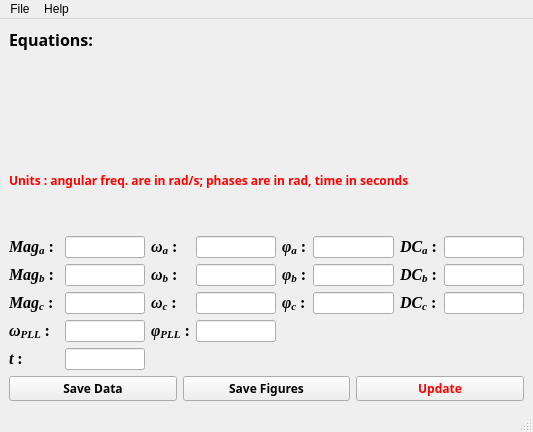
iruletheworld/Visualisaion-for-Symmetrical-Components-Fortescue-Clarke-Park, file symmGui.ui: the form before one commit.
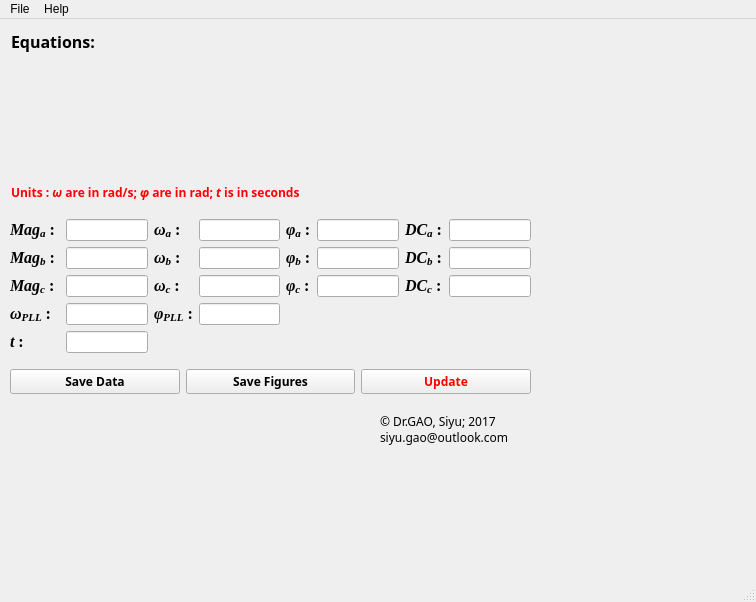
The form after the commit. Icons and pictures are not drawn.

The edit to the form file:
```diff
--- a/symmGui.ui
+++ b/symmGui.ui
@@ -6,14 +6,14 @@
    <rect>
     <x>0</x>
     <y>0</y>
-    <width>533</width>
-    <height>432</height>
+    <width>756</width>
+    <height>602</height>
    </rect>
   </property>
   <property name="minimumSize">
    <size>
     <width>533</width>
-    <height>432</height>
+    <height>500</height>
    </size>
   </property>
   <property name="maximumSize">
@@ -32,9 +32,15 @@
    <string>Symmetrical Components © Dr. GAO, Siyu</string>
   </property>
   <widget class="QWidget" name="centralwidget">
-   <layout class="QVBoxLayout" name="verticalLayout_2">
-    <item>
      <widget class="QLabel" name="lbl_equations">
+    <property name="geometry">
+     <rect>
+      <x>11</x>
+      <y>11</y>
+      <width>383</width>
+      <height>146</height>
+     </rect>
+    </property>
       <property name="font">
        <font>
         <family>Arial Unicode MS</family>
@@ -58,9 +64,15 @@
        <number>-1</number>
       </property>
      </widget>
-    </item>
-    <item>
      <widget class="QLabel" name="lbl_units">
+    <property name="geometry">
+     <rect>
+      <x>11</x>
+      <y>164</y>
+      <width>372</width>
+      <height>20</height>
+     </rect>
+    </property>
       <property name="font">
        <font>
         <family>Arial Unicode MS</family>
@@ -70,11 +82,40 @@
        </font>
       </property>
       <property name="text">
-       <string>&lt;html&gt;&lt;head/&gt;&lt;body&gt;&lt;p&gt;&lt;span style=&quot; color:#ff0000;&quot;&gt;Units : angular freq. are in rad/s; phases are in rad, time in seconds&lt;/span&gt;&lt;/p&gt;&lt;/body&gt;&lt;/html&gt;</string>
-      </property>
-     </widget>
-    </item>
-    <item>
+     <string>&lt;html&gt;&lt;head/&gt;&lt;body&gt;&lt;p&gt;&lt;span style=&quot; color:#ff0000;&quot;&gt;Units : &lt;/span&gt;&lt;span style=&quot; font-style:italic; color:#ff0000;&quot;&gt;ω&lt;/span&gt;&lt;span style=&quot; color:#ff0000;&quot;&gt; are in rad/s; &lt;/span&gt;&lt;span style=&quot; font-style:italic; color:#ff0000;&quot;&gt;φ&lt;/span&gt;&lt;span style=&quot; color:#ff0000;&quot;&gt; are in rad; &lt;/span&gt;&lt;span style=&quot; font-style:italic; color:#ff0000;&quot;&gt;t&lt;/span&gt;&lt;span style=&quot; color:#ff0000;&quot;&gt; is in seconds&lt;/span&gt;&lt;/p&gt;&lt;/body&gt;&lt;/html&gt;</string>
+    </property>
+   </widget>
+   <widget class="QLabel" name="lbl_copyright">
+    <property name="geometry">
+     <rect>
+      <x>380</x>
+      <y>390</y>
+      <width>150</width>
+      <height>40</height>
+     </rect>
+    </property>
+    <property name="font">
+     <font>
+      <family>Arial Unicode MS</family>
+     </font>
+    </property>
+    <property name="locale">
+     <locale language="English" country="UnitedKingdom"/>
+    </property>
+    <property name="text">
+     <string>© Dr.GAO, Siyu; 2017
+siyu.gao@outlook.com</string>
+    </property>
+   </widget>
+   <widget class="QWidget" name="">
+    <property name="geometry">
+     <rect>
+      <x>10</x>
+      <y>190</y>
+      <width>521</width>
+      <height>195</height>
+     </rect>
+    </property>
      <layout class="QVBoxLayout" name="verticalLayout">
       <item>
        <layout class="QGridLayout" name="gridLayout">
@@ -475,16 +516,15 @@
        </layout>
       </item>
      </layout>
-    </item>
-   </layout>
+   </widget>
   </widget>
   <widget class="QMenuBar" name="menubar">
    <property name="geometry">
     <rect>
      <x>0</x>
      <y>0</y>
-     <width>533</width>
-     <height>26</height>
+     <width>756</width>
+     <height>31</height>
     </rect>
    </property>
    <widget class="QMenu" name="menu_file">
```
Left out of the diff: 286 changed lines with no effect on the pictures. Lines whose indentation alone changed are shown as unchanged.
